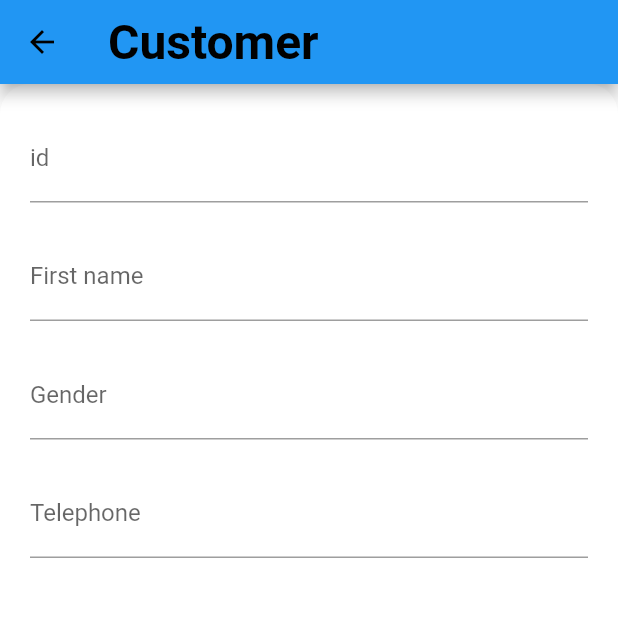
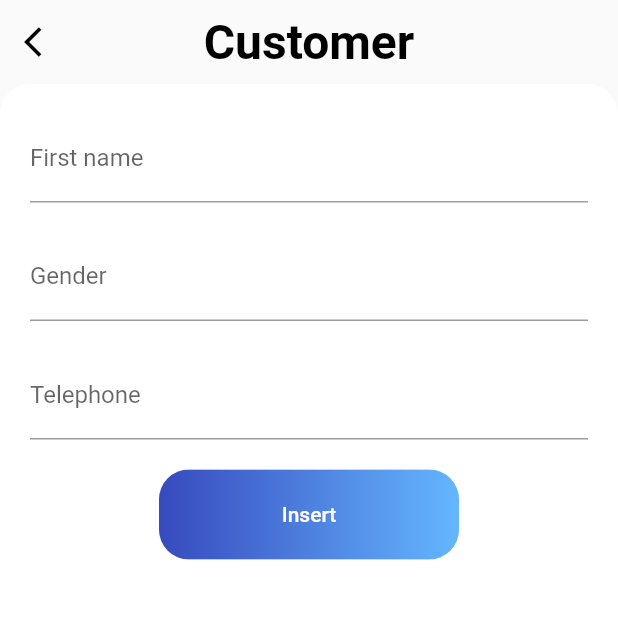
Before and after one commit to sabsab-yeng/pis, a Flutter app: the CustomerPage screen opened directly, on a phone screen of 412 x 824 dp, the top half of it. Run offline on Flutter 3.47's test engine with Material 2 defaults, Android fonts, the light colour scheme and no system bars; our stand-ins replace firebase_auth, firebase_database, firebase_messaging, flutter_calendar_carousel, flutter_local_notifications, font_awesome_flutter and 5 more; missing offline and left inert: firebase_core_web, flutter_email_sender, google_sign_in_web; accounts and stored records are empty.

Commit message:
Fix button insert data

```diff
--- a/lib/ui/screens/customer/customer_page.dart
+++ b/lib/ui/screens/customer/customer_page.dart
@@ -1,5 +1,7 @@
 import 'package:flutter/material.dart';
 import 'package:pis/ui/ui_constant.dart';
+import 'package:pis/ui/widgets/raised_button_widget.dart';
+
 class CustomerPage extends StatefulWidget {
   @override
   _CustomerPageState createState() => _CustomerPageState();
@@ -10,16 +12,27 @@ class _CustomerPageState extends State<CustomerPage> {
   Widget build(BuildContext context) {
     return Scaffold(
       appBar: AppBar(
+        elevation: 0,
         iconTheme: IconThemeData(color: appbarIconColor),
-        title: Text('Customer',
+        title: Text(
+          'Customer',
           style: appbarTextStyle,
+        ),
+        backgroundColor: appBarColor,
+        centerTitle: true,
+        leading: IconButton(
+          icon: Icon(Icons.arrow_back_ios),
+          onPressed: () {
+            Navigator.pop(context);
+          },
         ),
       ),
       body: Center(
         child: Container(
           padding: EdgeInsets.all(20),
           decoration: BoxDecoration(
-            borderRadius: BorderRadius.circular(20), color: Colors.white,
+            borderRadius: BorderRadius.circular(20),
+            color: Colors.white,
           ),
           child: Column(
             mainAxisSize: MainAxisSize.max,
@@ -27,36 +40,37 @@ class _CustomerPageState extends State<CustomerPage> {
             children: [
               TextFormField(
                 decoration: InputDecoration(
-                hintText: "id", labelText: "id",
+                  hintText: "Fist name",
+                  labelText: "First name",
                 ),
               ),
-            SizedBox(height: 20.0,
+              SizedBox(
+                height: 20.0,
+              ),
+              TextFormField(
+                decoration:
+                    InputDecoration(hintText: "Gender", labelText: "Gender"),
+              ),
+              SizedBox(
+                height: 20.0,
               ),
               TextFormField(
                 decoration: InputDecoration(
-                hintText: "Fist name", labelText: "First name",
+                  hintText: "Telephone",
+                  labelText: "Telephone",
                 ),
               ),
-            SizedBox(height: 20.0,
+              SizedBox(
+                height: 20.0,
               ),
-            TextFormField(
-            decoration: InputDecoration(
-              hintText: "Gender", labelText: "Gender"
-            ),
-            ),
-            SizedBox(height: 20.0,
-            ),
-             TextFormField(
-               decoration: InputDecoration(
-                 hintText: "Telephone", labelText: "Telephone",
-                 ),
+              RaisedButtonWidget(
+                title: "Insert",
+                onPressed: () {},
               ),
             ],
           ),
         ),
       ),
-
     );
-
   }
 }
--- a/lib/ui/screens/drawer/joborder/joborder_page.dart
+++ b/lib/ui/screens/drawer/joborder/joborder_page.dart
@@ -22,7 +22,9 @@ class _JobPageState extends State<JobPage> {
         centerTitle: true,
         leading: IconButton(
           icon: Icon(Icons.arrow_back_ios),
-          onPressed: () {},
+          onPressed: () {
+            Navigator.pop(context);
+          },
         ),
       ),
       body: SingleChildScrollView(
```
Also changed, not shown: lib/ui/screens/employee/employee_page.dart (+20 -18 lines). Lines whose indentation alone changed are shown as unchanged.
